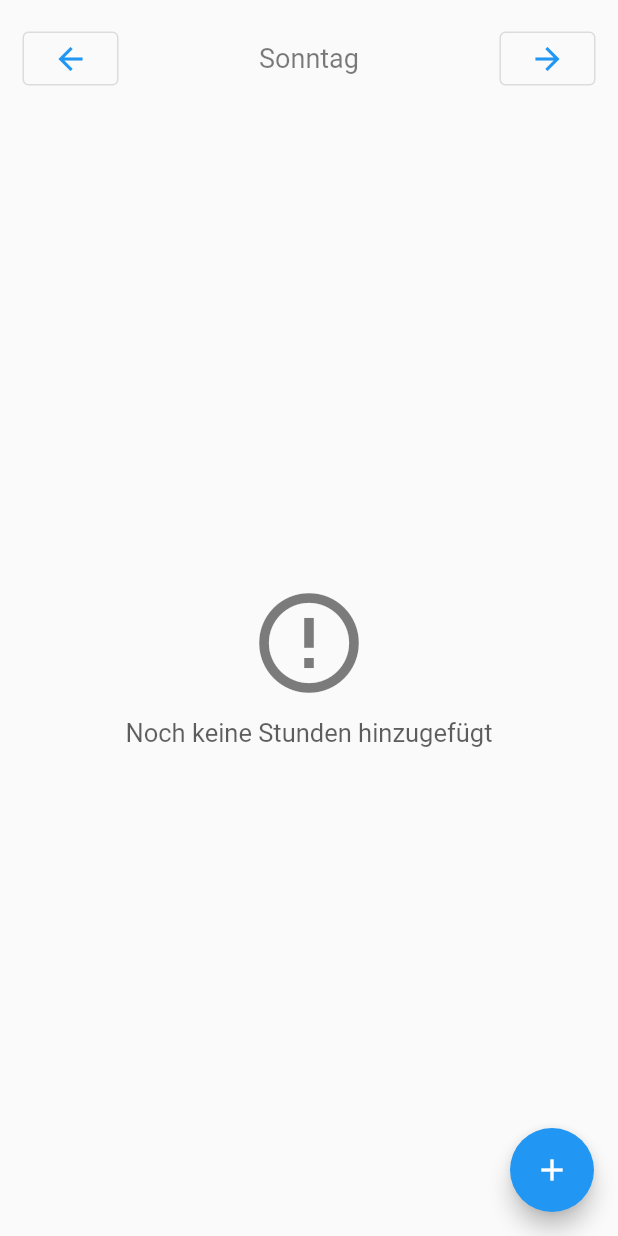
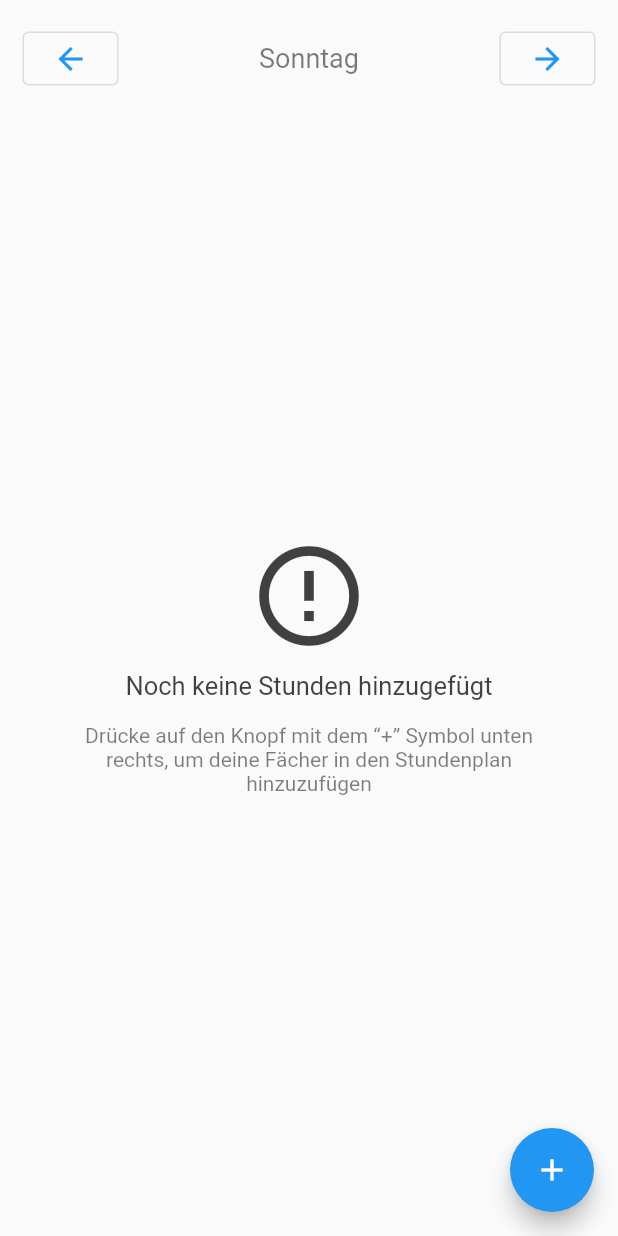
Before and after one commit to juliuswiegand/schuelerplaner, a Flutter app: the StundenplanSeite screen opened directly, on a phone screen of 412 x 824 dp. Run offline on Flutter 3.47's test engine with Material 2 defaults, Android fonts, the phone set to English and light mode, and no system bars; our stand-ins replace auto_size_text, dotted_border, dynamic_color, flutter_colorpicker, introduction_screen and 4 more; missing offline and left inert: dart:ffi; accounts and stored records are empty.

Commit message:
design changes

```diff
--- a/schuelerplaner/lib/fachuebersicht.dart
+++ b/schuelerplaner/lib/fachuebersicht.dart
@@ -56,9 +56,15 @@ class _FachUebersichtState extends State<FachUebersicht> {
                   child: Column(
                     mainAxisAlignment: MainAxisAlignment.center,
                     children: [
-                      Icon(Icons.sentiment_dissatisfied, size: 80, color: Theme.of(context).dividerColor.withAlpha(160),),
+                      Icon(Icons.sentiment_dissatisfied, size: 80, color: Theme.of(context).dividerColor.withAlpha(195),),
                       SizedBox(height: 10,),
-                      Text('Noch keine Fächer erstellt', style: TextStyle(fontSize: 17, color: Theme.of(context).dividerColor.withAlpha(180),),)
+                      Text('Noch keine Fächer erstellt', style: TextStyle(fontSize: 17, color: Theme.of(context).dividerColor.withAlpha(195),),),
+                      SizedBox(height: 15,),
+                      Padding(
+                        padding: EdgeInsets.symmetric(horizontal: 40),
+                        child: Text('Drücke auf den Knopf mit dem “+” Symbol unten rechts, um Fächer zu erstellen', textAlign: TextAlign.center, style: TextStyle(fontSize: 14, color: Theme.of(context).dividerColor.withAlpha(130)),),
+                      )
+
                     ],
                   ),
                 )
@@ -87,8 +93,8 @@ class NeuesFachSeite extends StatefulWidget {
 }
 
 class _NeuesFachSeiteState extends State<NeuesFachSeite> {
-  Color fachFarbe = Color(4286279837);
-  String fachFarbeString = '4286279837'; // mit int.parse(STRING) in farbe umwandelbar
+  Color fachFarbe = Color(4281965163);
+  String fachFarbeString = '4281965163'; // mit int.parse(STRING) in farbe umwandelbar
 
   TextEditingController fachNameController = TextEditingController();
   TextEditingController fachLehrerController = TextEditingController();
--- a/schuelerplaner/lib/hausaufgabenuebersicht.dart
+++ b/schuelerplaner/lib/hausaufgabenuebersicht.dart
@@ -6,7 +6,6 @@ import 'package:flutter/rendering.dart';
 import 'package:flutter/services.dart';
 import 'package:schuelerplaner/db/datenbank.dart';
 import 'package:schuelerplaner/modelle/datenbankmodell.dart';
-import 'package:sqflite/sqflite.dart';
 import 'package:timer_builder/timer_builder.dart';
 import 'package:schuelerplaner/farbManipulation.dart';
 import 'package:schuelerplaner/main.dart';
@@ -106,7 +105,7 @@ class _HausaufgabenSeiteState extends State<HausaufgabenSeite> {
               child: Column(
                 mainAxisAlignment: MainAxisAlignment.center,
                 children: [
-                  Icon(Icons.sentiment_very_satisfied, size: 80, color: Theme.of(context).dividerColor.withAlpha(130),),
+                  Icon(Icons.sentiment_very_satisfied, size: 80, color: Theme.of(context).dividerColor.withAlpha(195),),
                   SizedBox(height: 10,),
                   Text('Keine Hausaufgaben', style: TextStyle(color: Theme.of(context).dividerColor.withAlpha(160),),),
                 ],
--- a/schuelerplaner/lib/main.dart
+++ b/schuelerplaner/lib/main.dart
@@ -426,10 +426,9 @@ class _DashboardState extends State<Dashboard> {
                 ],
               ),
 
-              GradientText(
+              Text(
                 benutzerName,
-                style: TextStyle(fontSize: 50, fontWeight: FontWeight.bold, height: 1),
-                colors: [standardFarbe, farbeVerdunkeln(standardFarbe, 0.07)],
+                style: TextStyle(fontSize: 50, fontWeight: FontWeight.bold, height: 1, color: standardFarbe),
               ),
 
               SizedBox(height: 10,),
--- a/schuelerplaner/lib/stundenplan.dart
+++ b/schuelerplaner/lib/stundenplan.dart
@@ -141,9 +141,14 @@ class _StundenplanSeiteState extends State<StundenplanSeite> {
                         child: Column(
                           mainAxisAlignment: MainAxisAlignment.center,
                           children: [
-                            Icon(Icons.error_outline, size: 80, color: Theme.of(context).dividerColor.withAlpha(130),),
+                            Icon(Icons.error_outline, size: 80, color: Theme.of(context).dividerColor.withAlpha(190),),
                             SizedBox(height: 10,),
-                            Text('Noch keine Stunden hinzugefügt', style: TextStyle(fontSize: 17, color: Theme.of(context).dividerColor.withAlpha(160),),)
+                            Text('Noch keine Stunden hinzugefügt', style: TextStyle(fontSize: 17, color: Theme.of(context).dividerColor.withAlpha(190),)),
+                            SizedBox(height: 15,),
+                            Padding(
+                              padding: EdgeInsets.symmetric(horizontal: 20),
+                              child: Text('Drücke auf den Knopf mit dem “+” Symbol unten rechts, um deine Fächer in den Stundenplan hinzuzufügen', textAlign: TextAlign.center, style: TextStyle(fontSize: 14, color: Theme.of(context).dividerColor.withAlpha(130)),),
+                            )
                           ],
                         ),
                       )
--- a/schuelerplaner/pubspec.yaml
+++ b/schuelerplaner/pubspec.yaml
@@ -17,7 +17,7 @@ publish_to: 'none' # Remove this line if you wish to publish to pub.dev
 # https://developer.apple.com/library/archive/documentation/General/Reference/InfoPlistKeyReference/Articles/CoreFoundationKeys.html
 # In Windows, build-name is used as the major, minor, and patch parts
 # of the product and file versions while build-number is used as the build suffix.
-version: 1.0.0+1
+version: 1.0.1+2
 
 environment:
   sdk: '>=2.18.6 <3.0.0'
@@ -49,6 +49,7 @@ dependencies:
   provider: ^6.0.5
   introduction_screen: ^3.1.4
   flutter_launcher_icons: ^0.11.0
+  sqflite_common_ffi: ^2.2.5
 
 flutter_icons:
   android: timer_builder
```
Also changed, not shown: schuelerplaner/pubspec.lock.
